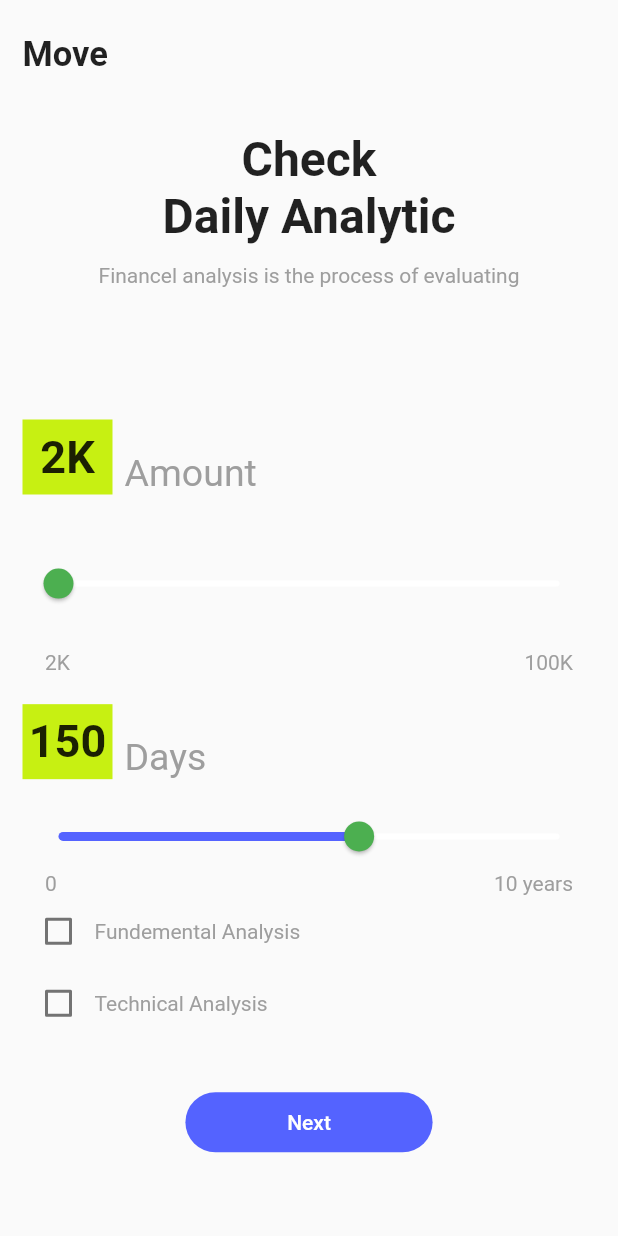
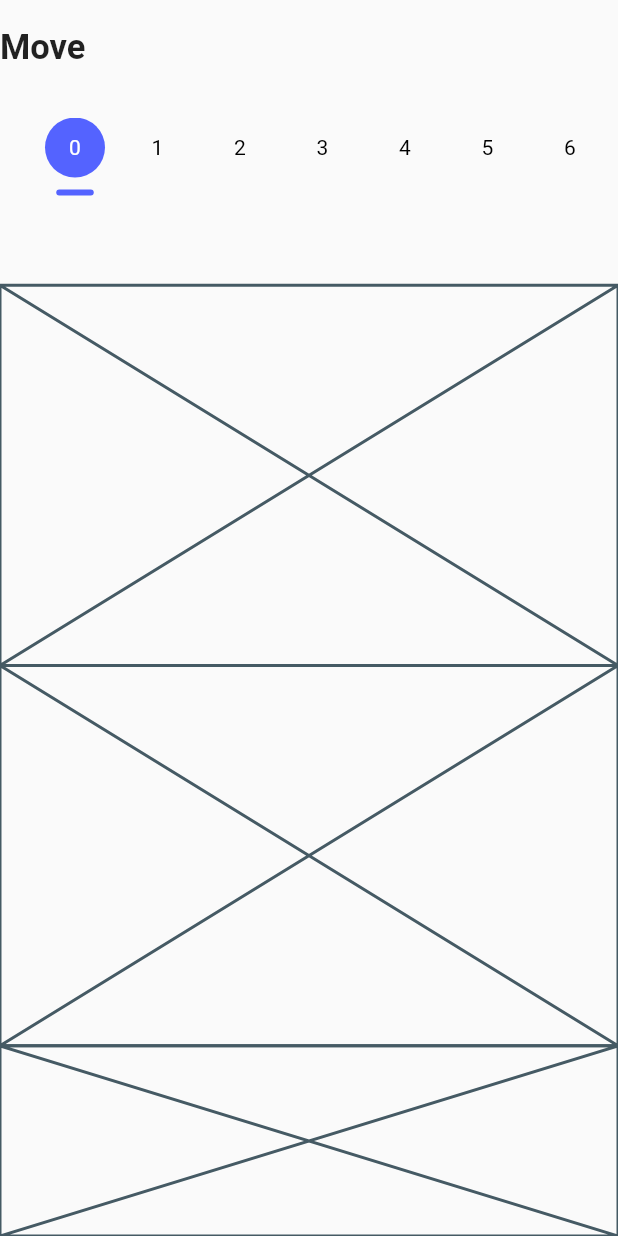
Before and after one commit to EmreKabali/dailydesignsession1, a Flutter app: the FinanceDashboard screen opened directly, after a tap on "Next", on a phone screen of 412 x 824 dp. Run offline on Flutter 3.47's test engine with Material 2 defaults, Android fonts, the phone set to English and light mode, and no system bars; our stand-ins replace flutter_markdown, flutter_svg; network calls fail.

Commit message:
Finance App - Part 4

```diff
--- a/lib/FinanceMobileAPp/FinanceDashboard.dart
+++ b/lib/FinanceMobileAPp/FinanceDashboard.dart
@@ -1,3 +1,4 @@
+import 'package:dailydesignsession1/FinanceMobileAPp/Summary.dart';
 import 'package:flutter/material.dart';
 
 class FinanceDashboard extends StatefulWidget {
@@ -263,7 +264,7 @@ class _FinanceDashboardState extends State<FinanceDashboard> {
                                   context,
                                   MaterialPageRoute(
                                       builder: (BuildContext context) =>
-                                          FinanceDashboard()));
+                                          Summary()));
                             },
                             child: Text(
                               'Next',
--- /dev/null
+++ b/lib/FinanceMobileAPp/Summary.dart
@@ -0,0 +1,99 @@
+import 'package:flutter/material.dart';
+
+class Summary extends StatefulWidget {
+  const Summary({Key? key}) : super(key: key);
+
+  @override
+  State<Summary> createState() => _SummaryState();
+}
+
+class _SummaryState extends State<Summary> {
+  int selectedDateNumber = 0;
+  @override
+  Widget build(BuildContext context) {
+    return Scaffold(
+      body: Container(
+          child: SafeArea(
+        child: Column(
+          children: [
+            Expanded(
+              flex: 1,
+              child: Row(
+                children: [
+                  Text(
+                    'Move',
+                    style: TextStyle(fontWeight: FontWeight.bold, fontSize: 23),
+                  )
+                ],
+              ),
+            ),
+            Expanded(
+                flex: 2,
+                child: Padding(
+                  padding: const EdgeInsets.all(15.0),
+                  child: Row(
+                    children: [
+                      Expanded(
+                        child: ListView.builder(
+                            //TODO: It should be day number as dynamic
+                            scrollDirection: Axis.horizontal,
+                            itemCount: 10,
+                            itemBuilder: (BuildContext conttext, int index) {
+                              return Column(
+                                crossAxisAlignment: CrossAxisAlignment.center,
+                                children: [
+                                  GestureDetector(
+                                    onTap: () {
+                                      setState(() {
+                                        selectedDateNumber = index;
+                                      });
+                                    },
+                                    child: Container(
+                                      margin: EdgeInsets.only(left: 15),
+                                      width: 40,
+                                      height: 40,
+                                      decoration: BoxDecoration(
+                                          color: index == selectedDateNumber
+                                              ? Color(0xFF5463FF)
+                                              : Colors.transparent,
+                                          shape: BoxShape.circle),
+                                      child: Center(
+                                          child: Text(
+                                        index.toString(),
+                                        style: TextStyle(
+                                            color: index == selectedDateNumber
+                                                ? Colors.white
+                                                : Colors.black),
+                                      )),
+                                    ),
+                                  ),
+                                  SizedBox(
+                                    height: 8,
+                                  ),
+                                  selectedDateNumber == index
+                                      ? Container(
+                                          margin: EdgeInsets.only(left: 15),
+                                          height: 4,
+                                          width: 25,
+                                          decoration: BoxDecoration(
+                                              borderRadius:
+                                                  BorderRadius.circular(10),
+                                              color: Color(0xFF5463FF)),
+                                        )
+                                      : Container()
+                                ],
+                              );
+                            }),
+                      )
+                    ],
+                  ),
+                )),
+            Expanded(flex: 4, child: Placeholder()),
+            Expanded(flex: 4, child: Placeholder()),
+            Expanded(flex: 2, child: Placeholder()),
+          ],
+        ),
+      )),
+    );
+  }
+}
```
